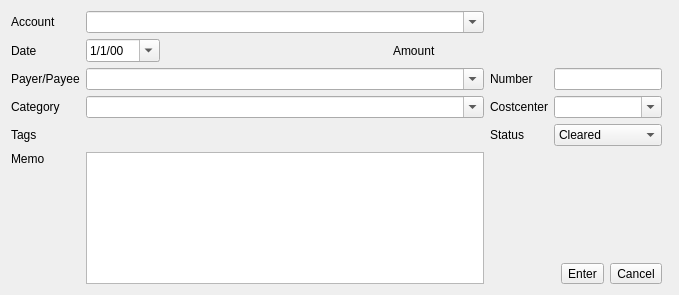
First picture: the form in kmymoney/views/newtransactioneditor.ui, repository KDE/kmymoney, before the edit.
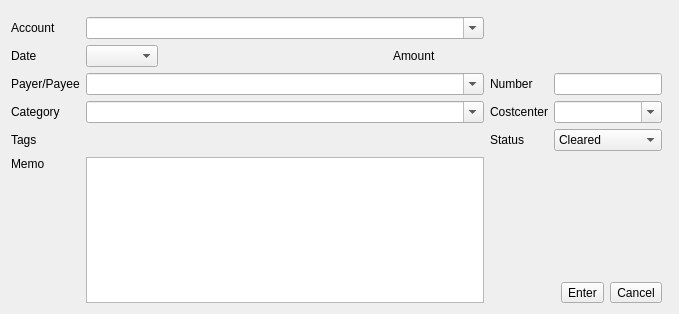
Second picture: the form after the edit. Custom widgets are drawn as their Qt base class.

Commit message:
Remove KMyMoneyDateInput and use KMyMoneyDateEdit instead
This reduces the number of different date edit widgets used throughout
the application to a single one.

What changed in the file:
```diff
--- a/kmymoney/views/newtransactioneditor.ui
+++ b/kmymoney/views/newtransactioneditor.ui
@@ -7,58 +7,32 @@
     <x>0</x>
     <y>0</y>
     <width>679</width>
-    <height>295</height>
+    <height>314</height>
    </rect>
   </property>
   <layout class="QGridLayout" name="gridLayout" columnstretch="0,0,5,0,0,0">
-   <item row="0" column="0">
+   <item row="1" column="0">
     <widget class="QLabel" name="accountLabel">
      <property name="text">
       <string>Account</string>
      </property>
     </widget>
    </item>
-   <item row="0" column="5" rowspan="7">
-    <widget class="QWidget" name="widget" native="true"/>
+   <item row="3" column="4">
+    <widget class="QLineEdit" name="numberEdit">
+     <property name="kmm_taborder" stdset="0">
+      <bool>true</bool>
+     </property>
+    </widget>
    </item>
-   <item row="1" column="0">
-    <widget class="QLabel" name="postdateLabel">
+   <item row="5" column="3">
+    <widget class="QLabel" name="statusLabel">
      <property name="text">
-      <string>Date</string>
+      <string>Status</string>
      </property>
     </widget>
    </item>
-   <item row="1" column="1">
-    <layout class="QHBoxLayout" name="horizontalLayout_4">
-     <item>
-      <widget class="KMyMoneyDateEdit" name="dateEdit">
-       <property name="displayFormat">
-        <string notr="true">M/d/yy</string>
-       </property>
-       <property name="calendarPopup">
-        <bool>true</bool>
-       </property>
-       <property name="kmm_taborder" stdset="0">
-        <bool>true</bool>
-       </property>
-      </widget>
-     </item>
-     <item>
-      <spacer name="hs2">
-       <property name="orientation">
-        <enum>Qt::Horizontal</enum>
-       </property>
-       <property name="sizeHint" stdset="0">
-        <size>
-         <width>40</width>
-         <height>20</height>
-        </size>
-       </property>
-      </spacer>
-     </item>
-    </layout>
-   </item>
-   <item row="1" column="2" colspan="3">
+   <item row="2" column="2" colspan="3">
     <layout class="QHBoxLayout" name="hs3">
      <property name="spacing">
       <number>6</number>
@@ -99,87 +73,13 @@
     </layout>
    </item>
    <item row="2" column="0">
-    <widget class="QLabel" name="label">
+    <widget class="QLabel" name="postdateLabel">
      <property name="text">
-      <string>Payer/Payee</string>
+      <string>Date</string>
      </property>
     </widget>
    </item>
-   <item row="2" column="1" colspan="2">
-    <widget class="QComboBox" name="payeeEdit">
-     <property name="editable">
-      <bool>true</bool>
-     </property>
-     <property name="autoCompletion">
-      <bool>true</bool>
-     </property>
-     <property name="kmm_taborder" stdset="0">
-      <bool>true</bool>
-     </property>
-    </widget>
-   </item>
-   <item row="2" column="3">
-    <widget class="QLabel" name="numberLabel">
-     <property name="text">
-      <string>Number</string>
-     </property>
-    </widget>
-   </item>
-   <item row="2" column="4">
-    <widget class="QLineEdit" name="numberEdit">
-     <property name="kmm_taborder" stdset="0">
-      <bool>true</bool>
-     </property>
-    </widget>
-   </item>
-   <item row="3" column="0">
-    <widget class="QLabel" name="categoryLabel">
-     <property name="text">
-      <string>Category</string>
-     </property>
-    </widget>
-   </item>
-   <item row="3" column="1" colspan="2">
-    <widget class="KMyMoneyAccountCombo" name="categoryCombo">
-     <property name="editable">
-      <bool>true</bool>
-     </property>
-     <property name="iconSize">
-      <size>
-       <width>0</width>
-       <height>0</height>
-      </size>
-     </property>
-     <property name="kmm_taborder" stdset="0">
-      <bool>true</bool>
-     </property>
-    </widget>
-   </item>
-   <item row="3" column="3">
-    <widget class="QLabel" name="costCenterLabel">
-     <property name="text">
-      <string>Costcenter</string>
-     </property>
-    </widget>
-   </item>
-   <item row="3" column="4">
-    <widget class="QComboBox" name="costCenterCombo">
-     <property name="editable">
-      <bool>true</bool>
-     </property>
-     <property name="kmm_taborder" stdset="0">
-      <bool>true</bool>
-     </property>
-    </widget>
-   </item>
-   <item row="4" column="0">
-    <widget class="QLabel" name="tagsLabel">
-     <property name="text">
-      <string>Tags</string>
-     </property>
-    </widget>
-   </item>
-   <item row="4" column="1" colspan="2">
+   <item row="5" column="1" colspan="2">
     <widget class="KTagContainer" name="tagContainer">
      <property name="focusPolicy">
       <enum>Qt::TabFocus</enum>
@@ -189,26 +89,77 @@
      </property>
     </widget>
    </item>
-   <item row="4" column="3">
-    <widget class="QLabel" name="statusLabel">
+   <item row="3" column="0">
+    <widget class="QLabel" name="label">
      <property name="text">
-      <string>Status</string>
+      <string>Payer/Payee</string>
      </property>
     </widget>
    </item>
-   <item row="4" column="4">
-    <widget class="QComboBox" name="statusCombo">
+   <item row="6" column="1" rowspan="2" colspan="2">
+    <widget class="QPlainTextEdit" name="memoEdit">
+     <property name="tabChangesFocus">
+      <bool>true</bool>
+     </property>
      <property name="kmm_taborder" stdset="0">
       <bool>true</bool>
      </property>
+    </widget>
+   </item>
+   <item row="7" column="3" colspan="2">
+    <layout class="QHBoxLayout" name="horizontalLayout">
      <item>
-      <property name="text">
-       <string>Cleared</string>
-      </property>
+      <spacer name="horizontalSpacer">
+       <property name="orientation">
+        <enum>Qt::Horizontal</enum>
+       </property>
+       <property name="sizeHint" stdset="0">
+        <size>
+         <width>40</width>
+         <height>20</height>
+        </size>
+       </property>
+      </spacer>
      </item>
+     <item>
+      <widget class="QToolButton" name="enterButton">
+       <property name="text">
+        <string>Enter</string>
+       </property>
+       <property name="toolButtonStyle">
+        <enum>Qt::ToolButtonTextBesideIcon</enum>
+       </property>
+       <property name="kmm_taborder" stdset="0">
+        <bool>true</bool>
+       </property>
+      </widget>
+     </item>
+     <item>
+      <widget class="QToolButton" name="cancelButton">
+       <property name="text">
+        <string>Cancel</string>
+       </property>
+       <property name="toolButtonStyle">
+        <enum>Qt::ToolButtonTextBesideIcon</enum>
+       </property>
+       <property name="kmm_taborder" stdset="0">
+        <bool>true</bool>
+       </property>
+      </widget>
+     </item>
+    </layout>
+   </item>
+   <item row="1" column="1" colspan="2">
+    <widget class="KMyMoneyAccountCombo" name="accountCombo">
+     <property name="editable">
+      <bool>true</bool>
+     </property>
+     <property name="kmm_taborder" stdset="0">
+      <bool>true</bool>
+     </property>
     </widget>
    </item>
-   <item row="5" column="0">
+   <item row="6" column="0">
     <widget class="QLabel" name="memoLabel">
      <property name="text">
       <string>Memo</string>
@@ -218,17 +169,7 @@
      </property>
     </widget>
    </item>
-   <item row="5" column="1" rowspan="2" colspan="2">
-    <widget class="QPlainTextEdit" name="memoEdit">
-     <property name="tabChangesFocus">
-      <bool>true</bool>
-     </property>
-     <property name="kmm_taborder" stdset="0">
-      <bool>true</bool>
-     </property>
-    </widget>
-   </item>
-   <item row="5" column="4">
+   <item row="6" column="4">
     <spacer name="verticalSpacer_2">
      <property name="orientation">
       <enum>Qt::Vertical</enum>
@@ -241,10 +182,74 @@
      </property>
     </spacer>
    </item>
-   <item row="6" column="3" colspan="2">
-    <layout class="QHBoxLayout" name="horizontalLayout">
+   <item row="4" column="4">
+    <widget class="QComboBox" name="costCenterCombo">
+     <property name="editable">
+      <bool>true</bool>
+     </property>
+     <property name="kmm_taborder" stdset="0">
+      <bool>true</bool>
+     </property>
+    </widget>
+   </item>
+   <item row="0" column="5" rowspan="8">
+    <widget class="QWidget" name="rightMarginWidget" native="true">
+     <property name="whatsThis">
+      <string extracomment="Small widget used to make the WidgetHintFrame around the combo box visible"/>
+     </property>
+    </widget>
+   </item>
+   <item row="5" column="0">
+    <widget class="QLabel" name="tagsLabel">
+     <property name="text">
+      <string>Tags</string>
+     </property>
+    </widget>
+   </item>
+   <item row="4" column="0">
+    <widget class="QLabel" name="categoryLabel">
+     <property name="text">
+      <string>Category</string>
+     </property>
+    </widget>
+   </item>
+   <item row="5" column="4">
+    <widget class="QComboBox" name="statusCombo">
+     <property name="kmm_taborder" stdset="0">
+      <bool>true</bool>
+     </property>
      <item>
-      <spacer name="horizontalSpacer">
+      <property name="text">
+       <string>Cleared</string>
+      </property>
+     </item>
+    </widget>
+   </item>
+   <item row="4" column="3">
+    <widget class="QLabel" name="costCenterLabel">
+     <property name="text">
+      <string>Costcenter</string>
+     </property>
+    </widget>
+   </item>
+   <item row="3" column="3">
+    <widget class="QLabel" name="numberLabel">
+     <property name="text">
+      <string>Number</string>
+     </property>
+    </widget>
+   </item>
+   <item row="2" column="1">
+    <layout class="QHBoxLayout" name="horizontalLayout_4">
+     <item>
+      <widget class="KMyMoneyDateEdit" name="dateEdit">
+       <property name="kmm_taborder" stdset="0">
+        <bool>true</bool>
+       </property>
+      </widget>
+     </item>
+     <item>
+      <spacer name="hs2">
        <property name="orientation">
         <enum>Qt::Horizontal</enum>
        </property>
@@ -256,56 +261,62 @@
        </property>
       </spacer>
      </item>
-     <item>
-      <widget class="QToolButton" name="enterButton">
-       <property name="text">
-        <string>Enter</string>
-       </property>
-       <property name="toolButtonStyle">
-        <enum>Qt::ToolButtonTextBesideIcon</enum>
-       </property>
-       <property name="kmm_taborder" stdset="0">
-        <bool>true</bool>
-       </property>
-      </widget>
-     </item>
-     <item>
-      <widget class="QToolButton" name="cancelButton">
-       <property name="text">
-        <string>Cancel</string>
-       </property>
-       <property name="toolButtonStyle">
-        <enum>Qt::ToolButtonTextBesideIcon</enum>
-       </property>
-       <property name="kmm_taborder" stdset="0">
-        <bool>true</bool>
-       </property>
-      </widget>
-     </item>
     </layout>
    </item>
-   <item row="0" column="1" colspan="2">
-    <widget class="KMyMoneyAccountCombo" name="accountCombo">
+   <item row="4" column="1" colspan="2">
+    <widget class="KMyMoneyAccountCombo" name="categoryCombo">
      <property name="editable">
       <bool>true</bool>
      </property>
+     <property name="iconSize">
+      <size>
+       <width>0</width>
+       <height>0</height>
+      </size>
+     </property>
      <property name="kmm_taborder" stdset="0">
       <bool>true</bool>
      </property>
     </widget>
    </item>
+   <item row="3" column="1" colspan="2">
+    <widget class="QComboBox" name="payeeEdit">
+     <property name="editable">
+      <bool>true</bool>
+     </property>
+     <property name="autoCompletion">
+      <bool>true</bool>
+     </property>
+     <property name="kmm_taborder" stdset="0">
+      <bool>true</bool>
+     </property>
+    </widget>
+   </item>
+   <item row="0" column="0" colspan="5">
+    <widget class="QWidget" name="topMarginWidget" native="true">
+     <property name="whatsThis">
+      <string extracomment="Small widget used to make the WidgetHintFrame around the combo box visible"/>
+     </property>
+    </widget>
+   </item>
   </layout>
  </widget>
  <customwidgets>
   <customwidget>
-   <class>KMyMoneyAccountCombo</class>
+   <class>KDateComboBox</class>
    <extends>QComboBox</extends>
-   <header>kmymoneyaccountcombo.h</header>
+   <header>kdatecombobox.h</header>
   </customwidget>
   <customwidget>
    <class>KMyMoneyDateEdit</class>
-   <extends>QDateEdit</extends>
+   <extends>KDateComboBox</extends>
    <header>kmymoneydateedit.h</header>
+   <container>1</container>
+  </customwidget>
+  <customwidget>
+   <class>KMyMoneyAccountCombo</class>
+   <extends>QComboBox</extends>
+   <header>kmymoneyaccountcombo.h</header>
   </customwidget>
   <customwidget>
    <class>KTagContainer</class>
```
The commit also changes 68 other files.
